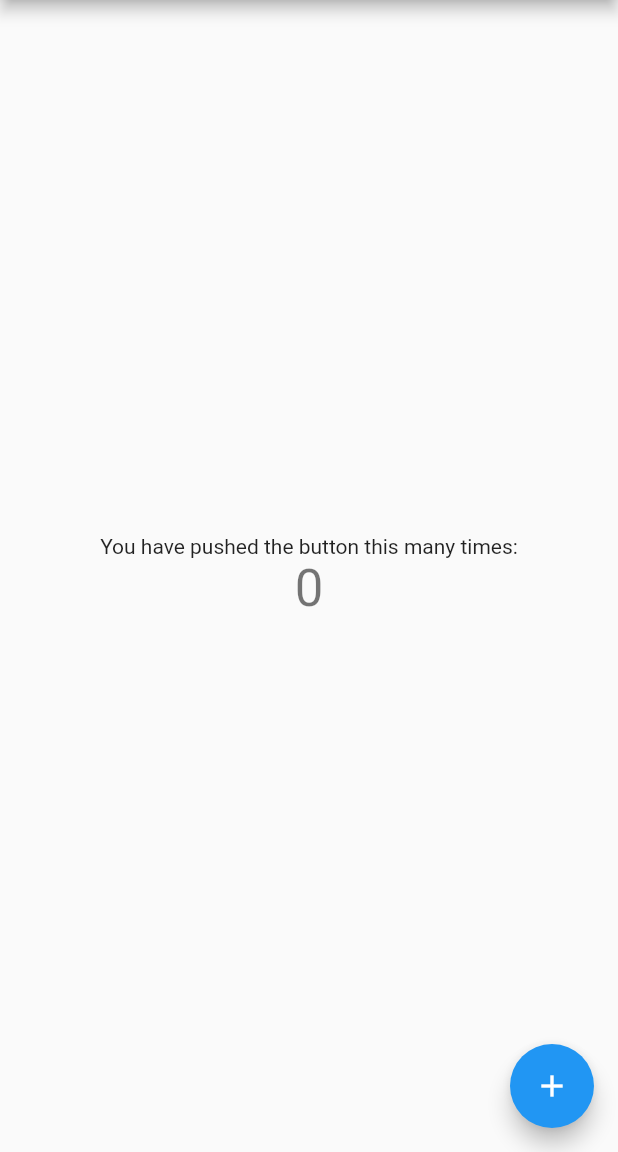
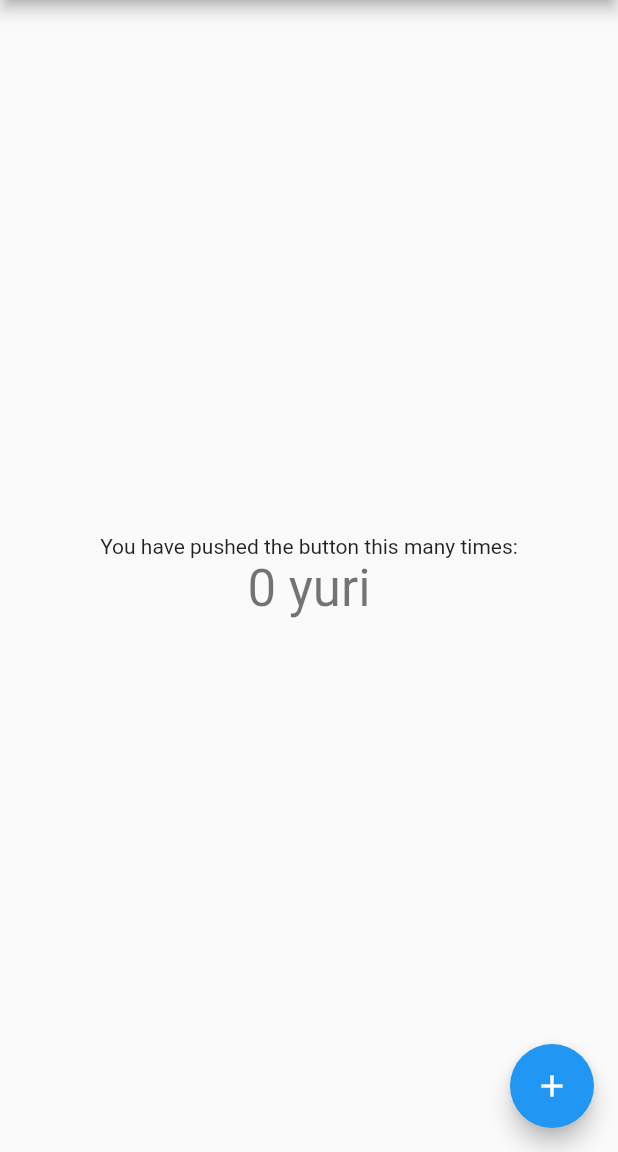
Before and after one commit to yuritoledo/flutter_mobx_studies, a Flutter app: the screen it shows after launch, on a phone screen of 412 x 824 dp, the part 84-1236 px from its top. Run offline on Flutter 3.47's test engine with Material 2 defaults, Android fonts, the phone set to English and light mode, and no system bars; our stand-ins replace flutter_mobx, mobx; generated files the repository leaves out were written again.

```diff
--- a/lib/main.dart
+++ b/lib/main.dart
@@ -64,14 +64,14 @@ class _MyHomePageState extends State<MyHomePage> {
         child: Column(
           mainAxisAlignment: MainAxisAlignment.center,
           children: <Widget>[
+            Text(
+              'You have pushed the button this many times:',
+            ),
             Observer(
               builder: (context) => Text(
-                'You have pushed the button this many times:',
+                '${counter.count} ${counter.name}',
+                style: Theme.of(context).textTheme.headline4,
               ),
-            ),
-            Text(
-              '${counter.count}',
-              style: Theme.of(context).textTheme.headline4,
             ),
           ],
         ),
--- a/lib/store/counter.dart
+++ b/lib/store/counter.dart
@@ -1,16 +1,18 @@
 import 'package:mobx/mobx.dart';
 
-class Counter {
-  Counter() {
-    increment = Action(_increment);
-  }
+part 'counter.g.dart';
 
-  Observable _count = Observable(0);
-  get count => _count.value;
+class Counter = _Counter with _$Counter;
 
-  Action increment;
+abstract class _Counter with Store {
+  @observable
+  int count = 0;
 
-  _increment() {
-    _count.value++;
+  @observable
+  String name = 'yuri';
+
+  @action
+  void increment() {
+    count++;
   }
 }
```
Also changed, not shown: lib/store/counter.g.dart (added).
